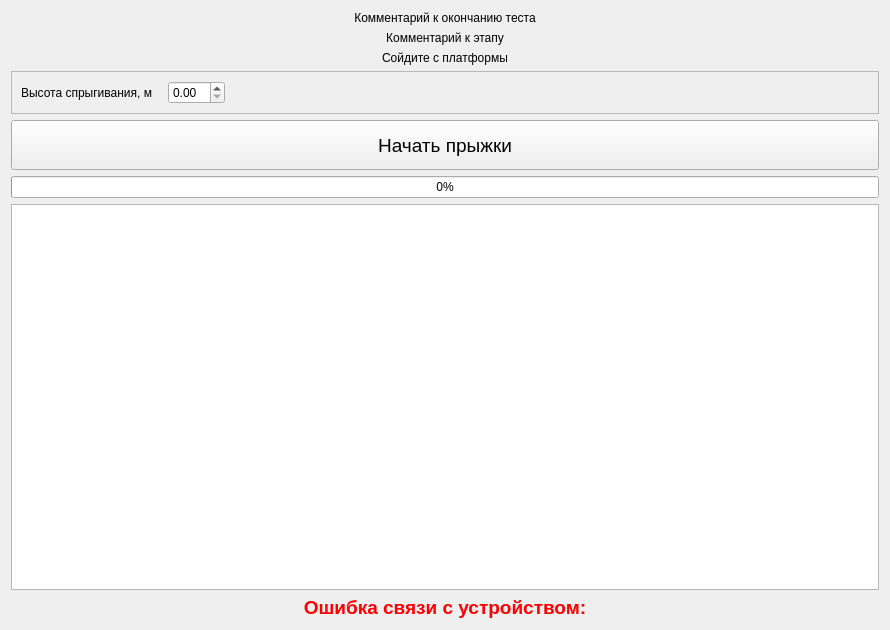
grigp/a-analyser, file metodics/jump_plate/droptest/droptestexecute.ui: the form before one commit.
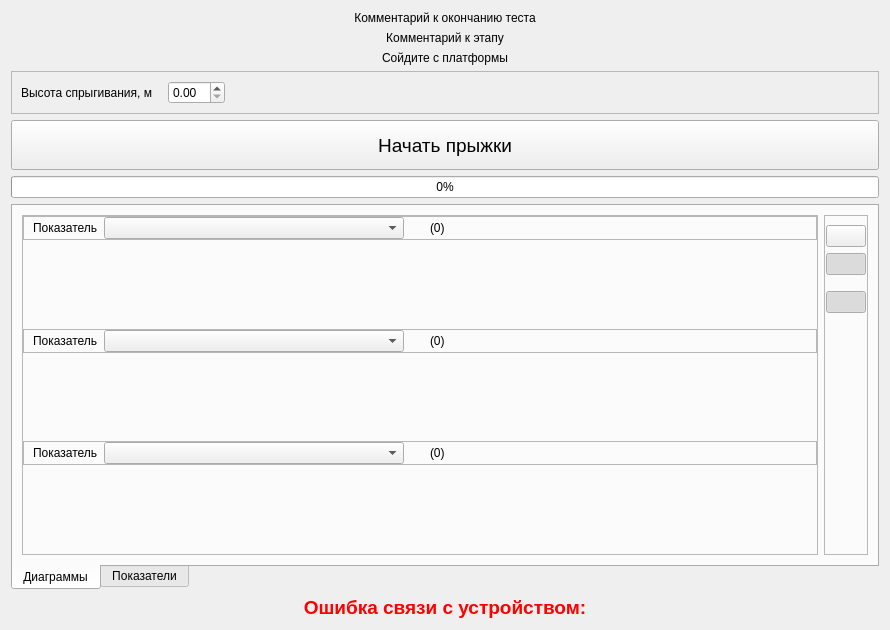
The form after the commit. Icons and pictures are not drawn. Custom widgets are drawn as their Qt base class.

Diff of the .ui file:
```diff
--- a/metodics/jump_plate/droptest/droptestexecute.ui
+++ b/metodics/jump_plate/droptest/droptestexecute.ui
@@ -131,7 +131,438 @@
     </widget>
    </item>
    <item>
-    <widget class="QTreeView" name="tvJumps"/>
+    <widget class="QTabWidget" name="twPages">
+     <property name="tabPosition">
+      <enum>QTabWidget::South</enum>
+     </property>
+     <property name="currentIndex">
+      <number>0</number>
+     </property>
+     <widget class="QWidget" name="tabDiag">
+      <attribute name="title">
+       <string>Диаграммы</string>
+      </attribute>
+      <layout class="QHBoxLayout" name="horizontalLayout_5">
+       <item>
+        <widget class="QFrame" name="frDiags">
+         <property name="frameShape">
+          <enum>QFrame::StyledPanel</enum>
+         </property>
+         <property name="frameShadow">
+          <enum>QFrame::Raised</enum>
+         </property>
+         <layout class="QVBoxLayout" name="verticalLayout_4">
+          <property name="spacing">
+           <number>0</number>
+          </property>
+          <property name="leftMargin">
+           <number>0</number>
+          </property>
+          <property name="topMargin">
+           <number>0</number>
+          </property>
+          <property name="rightMargin">
+           <number>0</number>
+          </property>
+          <property name="bottomMargin">
+           <number>0</number>
+          </property>
+          <item>
+           <widget class="QFrame" name="frFactors1">
+            <property name="sizePolicy">
+             <sizepolicy hsizetype="Preferred" vsizetype="Fixed">
+              <horstretch>0</horstretch>
+              <verstretch>0</verstretch>
+             </sizepolicy>
+            </property>
+            <property name="frameShape">
+             <enum>QFrame::StyledPanel</enum>
+            </property>
+            <property name="frameShadow">
+             <enum>QFrame::Raised</enum>
+            </property>
+            <layout class="QHBoxLayout" name="horizontalLayout_2">
+             <property name="topMargin">
+              <number>0</number>
+             </property>
+             <property name="bottomMargin">
+              <number>0</number>
+             </property>
+             <item>
+              <widget class="QLabel" name="lblFactors1">
+               <property name="text">
+                <string>Показатель</string>
+               </property>
+              </widget>
+             </item>
+             <item>
+              <widget class="QComboBox" name="cbFactors1">
+               <property name="minimumSize">
+                <size>
+                 <width>300</width>
+                 <height>0</height>
+                </size>
+               </property>
+              </widget>
+             </item>
+             <item>
+              <spacer name="horizontalSpacer_4">
+               <property name="orientation">
+                <enum>Qt::Horizontal</enum>
+               </property>
+               <property name="sizeType">
+                <enum>QSizePolicy::Fixed</enum>
+               </property>
+               <property name="sizeHint" stdset="0">
+                <size>
+                 <width>20</width>
+                 <height>20</height>
+                </size>
+               </property>
+              </spacer>
+             </item>
+             <item>
+              <widget class="QLabel" name="lblFactorValue1">
+               <property name="text">
+                <string>(0)</string>
+               </property>
+              </widget>
+             </item>
+             <item>
+              <spacer name="horizontalSpacer_3">
+               <property name="orientation">
+                <enum>Qt::Horizontal</enum>
+               </property>
+               <property name="sizeHint" stdset="0">
+                <size>
+                 <width>40</width>
+                 <height>20</height>
+                </size>
+               </property>
+              </spacer>
+             </item>
+            </layout>
+           </widget>
+          </item>
+          <item>
+           <widget class="DynamicDiagram" name="wgtDiag1" native="true"/>
+          </item>
+          <item>
+           <widget class="QFrame" name="frFactors2">
+            <property name="sizePolicy">
+             <sizepolicy hsizetype="Preferred" vsizetype="Fixed">
+              <horstretch>0</horstretch>
+              <verstretch>0</verstretch>
+             </sizepolicy>
+            </property>
+            <property name="frameShape">
+             <enum>QFrame::StyledPanel</enum>
+            </property>
+            <property name="frameShadow">
+             <enum>QFrame::Raised</enum>
+            </property>
+            <layout class="QHBoxLayout" name="horizontalLayout_3">
+             <property name="topMargin">
+              <number>0</number>
+             </property>
+             <property name="bottomMargin">
+              <number>0</number>
+             </property>
+             <item>
+              <widget class="QLabel" name="lblFactors2">
+               <property name="text">
+                <string>Показатель</string>
+               </property>
+              </widget>
+             </item>
+             <item>
+              <widget class="QComboBox" name="cbFactors2">
+               <property name="minimumSize">
+                <size>
+                 <width>300</width>
+                 <height>0</height>
+                </size>
+               </property>
+              </widget>
+             </item>
+             <item>
+              <spacer name="horizontalSpacer_5">
+               <property name="orientation">
+                <enum>Qt::Horizontal</enum>
+               </property>
+               <property name="sizeType">
+                <enum>QSizePolicy::Fixed</enum>
+               </property>
+               <property name="sizeHint" stdset="0">
+                <size>
+                 <width>20</width>
+                 <height>20</height>
+                </size>
+               </property>
+              </spacer>
+             </item>
+             <item>
+              <widget class="QLabel" name="lblFactorValue2">
+               <property name="text">
+                <string>(0)</string>
+               </property>
+              </widget>
+             </item>
+             <item>
+              <spacer name="horizontalSpacer_6">
+               <property name="orientation">
+                <enum>Qt::Horizontal</enum>
+               </property>
+               <property name="sizeHint" stdset="0">
+                <size>
+                 <width>40</width>
+                 <height>20</height>
+                </size>
+               </property>
+              </spacer>
+             </item>
+            </layout>
+           </widget>
+          </item>
+          <item>
+           <widget class="DynamicDiagram" name="wgtDiag2" native="true"/>
+          </item>
+          <item>
+           <widget class="QFrame" name="frFactors3">
+            <property name="sizePolicy">
+             <sizepolicy hsizetype="Preferred" vsizetype="Fixed">
+              <horstretch>0</horstretch>
+              <verstretch>0</verstretch>
+             </sizepolicy>
+            </property>
+            <property name="frameShape">
+             <enum>QFrame::StyledPanel</enum>
+            </property>
+            <property name="frameShadow">
+             <enum>QFrame::Raised</enum>
+            </property>
+            <layout class="QHBoxLayout" name="horizontalLayout_4">
+             <property name="topMargin">
+              <number>0</number>
+             </property>
+             <property name="bottomMargin">
+              <number>0</number>
+             </property>
+             <item>
+              <widget class="QLabel" name="lblFactors3">
+               <property name="text">
+                <string>Показатель</string>
+               </property>
+              </widget>
+             </item>
+             <item>
+              <widget class="QComboBox" name="cbFactors3">
+               <property name="minimumSize">
+                <size>
+                 <width>300</width>
+                 <height>0</height>
+                </size>
+               </property>
+              </widget>
+             </item>
+             <item>
+              <spacer name="horizontalSpacer_7">
+               <property name="orientation">
+                <enum>Qt::Horizontal</enum>
+               </property>
+               <property name="sizeType">
+                <enum>QSizePolicy::Fixed</enum>
+               </property>
+               <property name="sizeHint" stdset="0">
+                <size>
+                 <width>20</width>
+                 <height>20</height>
+                </size>
+               </property>
+              </spacer>
+             </item>
+             <item>
+              <widget class="QLabel" name="lblFactorValue3">
+               <property name="text">
+                <string>(0)</string>
+               </property>
+              </widget>
+             </item>
+             <item>
+              <spacer name="horizontalSpacer_8">
+               <property name="orientation">
+                <enum>Qt::Horizontal</enum>
+               </property>
+               <property name="sizeHint" stdset="0">
+                <size>
+                 <width>40</width>
+                 <height>20</height>
+                </size>
+               </property>
+              </spacer>
+             </item>
+            </layout>
+           </widget>
+          </item>
+          <item>
+           <widget class="DynamicDiagram" name="wgtDiag3" native="true"/>
+          </item>
+         </layout>
+        </widget>
+       </item>
+       <item>
+        <widget class="QFrame" name="frDiagTool">
+         <property name="frameShape">
+          <enum>QFrame::StyledPanel</enum>
+         </property>
+         <property name="frameShadow">
+          <enum>QFrame::Raised</enum>
+         </property>
+         <layout class="QVBoxLayout" name="verticalLayout_2">
+          <property name="leftMargin">
+           <number>1</number>
+          </property>
+          <property name="rightMargin">
+           <number>1</number>
+          </property>
+          <item>
+           <widget class="QPushButton" name="btnGraph">
+            <property name="toolTip">
+             <string>Показать в виде графика</string>
+            </property>
+            <property name="statusTip">
+             <string/>
+            </property>
+            <property name="text">
+             <string/>
+            </property>
+            <property name="icon">
+             <iconset resource="../../../kernel.qrc">
+              <normaloff>:/images/Dynamic/DynAsGraph.png</normaloff>:/images/Dynamic/DynAsGraph.png</iconset>
+            </property>
+            <property name="iconSize">
+             <size>
+              <width>20</width>
+              <height>20</height>
+             </size>
+            </property>
+            <property name="checkable">
+             <bool>true</bool>
+            </property>
+            <property name="checked">
+             <bool>false</bool>
+            </property>
+            <property name="autoExclusive">
+             <bool>true</bool>
+            </property>
+           </widget>
+          </item>
+          <item>
+           <widget class="QPushButton" name="btnBar">
+            <property name="toolTip">
+             <string>Показать в виде гистограммы</string>
+            </property>
+            <property name="statusTip">
+             <string/>
+            </property>
+            <property name="text">
+             <string/>
+            </property>
+            <property name="icon">
+             <iconset resource="../../../kernel.qrc">
+              <normaloff>:/images/Dynamic/DynAsBar.png</normaloff>:/images/Dynamic/DynAsBar.png</iconset>
+            </property>
+            <property name="iconSize">
+             <size>
+              <width>20</width>
+              <height>20</height>
+             </size>
+            </property>
+            <property name="checkable">
+             <bool>true</bool>
+            </property>
+            <property name="checked">
+             <bool>true</bool>
+            </property>
+            <property name="autoExclusive">
+             <bool>true</bool>
+            </property>
+           </widget>
+          </item>
+          <item>
+           <spacer name="verticalSpacer_2">
+            <property name="orientation">
+             <enum>Qt::Vertical</enum>
+            </property>
+            <property name="sizeType">
+             <enum>QSizePolicy::Fixed</enum>
+            </property>
+            <property name="sizeHint" stdset="0">
+             <size>
+              <width>20</width>
+              <height>10</height>
+             </size>
+            </property>
+           </spacer>
+          </item>
+          <item>
+           <widget class="QPushButton" name="btn3D">
+            <property name="toolTip">
+             <string>Объемное представление</string>
+            </property>
+            <property name="statusTip">
+             <string/>
+            </property>
+            <property name="text">
+             <string/>
+            </property>
+            <property name="icon">
+             <iconset resource="../../../kernel.qrc">
+              <normaloff>:/images/Dynamic/Dyn3D.png</normaloff>:/images/Dynamic/Dyn3D.png</iconset>
+            </property>
+            <property name="iconSize">
+             <size>
+              <width>20</width>
+              <height>20</height>
+             </size>
+            </property>
+            <property name="checkable">
+             <bool>true</bool>
+            </property>
+            <property name="checked">
+             <bool>true</bool>
+            </property>
+           </widget>
+          </item>
+          <item>
+           <spacer name="verticalSpacer_3">
+            <property name="orientation">
+             <enum>Qt::Vertical</enum>
+            </property>
+            <property name="sizeHint" stdset="0">
+             <size>
+              <width>20</width>
+              <height>213</height>
+             </size>
+            </property>
+           </spacer>
+          </item>
+         </layout>
+        </widget>
+       </item>
+      </layout>
+     </widget>
+     <widget class="QWidget" name="tabFactors">
+      <attribute name="title">
+       <string>Показатели</string>
+      </attribute>
+      <layout class="QVBoxLayout" name="verticalLayout_3">
+       <item>
+        <widget class="QTreeView" name="tvJumps"/>
+       </item>
+      </layout>
+     </widget>
+    </widget>
    </item>
    <item>
     <widget class="QLabel" name="lblCommunicationError">
@@ -249,6 +680,14 @@
    </item>
   </layout>
  </widget>
+ <customwidgets>
+  <customwidget>
+   <class>DynamicDiagram</class>
+   <extends>QWidget</extends>
+   <header location="global">dynamicdiagram.h</header>
+   <container>1</container>
+  </customwidget>
+ </customwidgets>
  <resources>
   <include location="../../../kernel.qrc"/>
  </resources>
```
Left out of the diff: 55 changed lines with no effect on the pictures.
